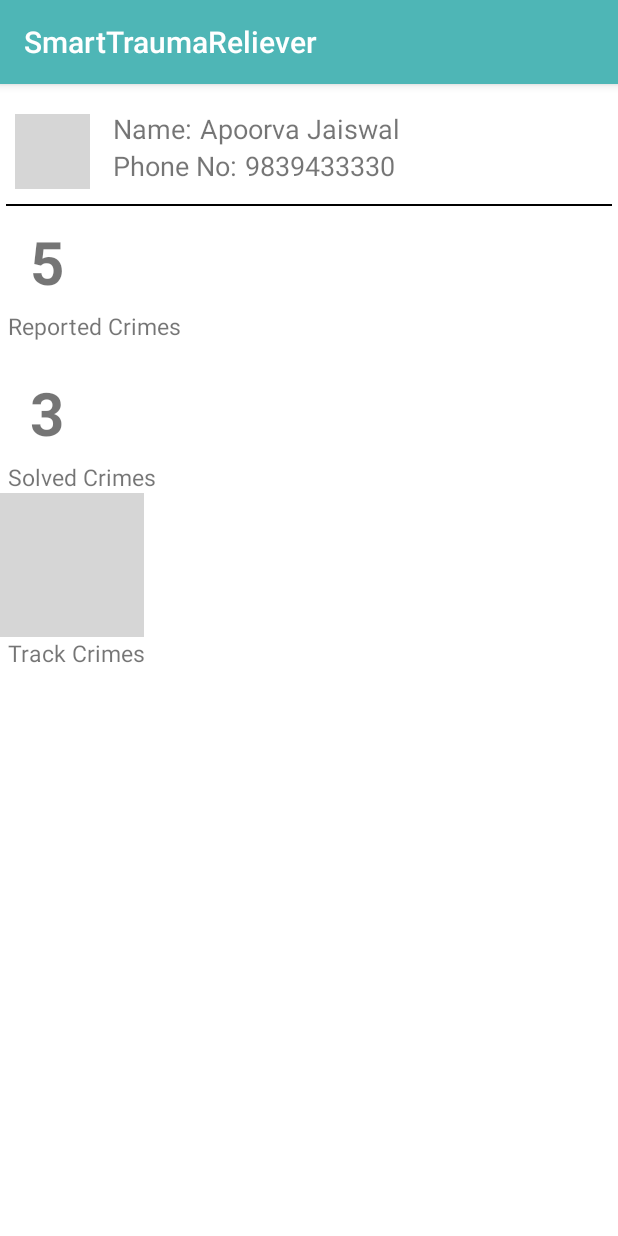
After one commit to ApoorvaJaiswal/SmartTraumaRelieverFlawsome, an Android app: the ProfileActivity screen opened directly, with no data from a screen before it, on a phone screen of 412 x 824 dp. The commit adds this screen. Run offline under Robolectric (Android 15) with nearby library versions, the phone set to English and light mode, and no system bars; grey boxes are pictures that could not be loaded.

Commit message:
ProfileActivity+Layout added. Trigger it from home

```diff
--- a/app/src/main/AndroidManifest.xml
+++ b/app/src/main/AndroidManifest.xml
@@ -16,6 +16,7 @@
                 <category android:name="android.intent.category.LAUNCHER" />
             </intent-filter>
         </activity>
+        <activity android:name=".ProfileActivity"></activity>
     </application>
 
 </manifest>
--- a/app/src/main/java/com/example/jaisa/smarttraumareliever_flawsome/MainActivity.java
+++ b/app/src/main/java/com/example/jaisa/smarttraumareliever_flawsome/MainActivity.java
@@ -1,13 +1,24 @@
 package com.example.jaisa.smarttraumareliever_flawsome;
 
+import android.content.Intent;
 import android.support.v7.app.AppCompatActivity;
 import android.os.Bundle;
+import android.view.View;
+import android.widget.Button;
 
 public class MainActivity extends AppCompatActivity {
-
+Button b;
     @Override
     protected void onCreate(Bundle savedInstanceState) {
         super.onCreate(savedInstanceState);
         setContentView(R.layout.activity_main);
+
+        b= findViewById(R.id.b);
+        b.setOnClickListener(new View.OnClickListener() {
+            @Override
+            public void onClick(View v) {
+                startActivity(new Intent(MainActivity.this,ProfileActivity.class));
+            }
+        });
     }
 }
--- /dev/null
+++ b/app/src/main/java/com/example/jaisa/smarttraumareliever_flawsome/ProfileActivity.java
@@ -0,0 +1,29 @@
+package com.example.jaisa.smarttraumareliever_flawsome;
+
+import android.support.v7.app.AppCompatActivity;
+import android.os.Bundle;
+import android.widget.ImageView;
+import android.widget.TextView;
+
+public class ProfileActivity extends AppCompatActivity {
+    ImageView im1,im2;
+    TextView t1,t2,t3,t4,t5,t6,t7,t8,t9;
+
+    @Override
+    protected void onCreate(Bundle savedInstanceState) {
+        super.onCreate(savedInstanceState);
+        setContentView(R.layout.activity_profile);
+        im1= findViewById(R.id.profileIcon);
+        im2= findViewById(R.id.trackImage);
+        t1= findViewById(R.id.name);
+        t2= findViewById(R.id.nameValue);
+        t3= findViewById(R.id.phone);
+        t4= findViewById(R.id.phoneValue);
+        t5= findViewById(R.id.reportedCrimeNumber);
+        t6= findViewById(R.id.reportedCrimeText);
+        t7= findViewById(R.id.solvedCrimeNumber);
+        t8= findViewById(R.id.solvedCrimeText);
+        t9= findViewById(R.id.trackCrimeText);
+
+    }
+}
--- a/app/src/main/res/layout/activity_main.xml
+++ b/app/src/main/res/layout/activity_main.xml
@@ -6,13 +6,10 @@
     android:layout_height="match_parent"
     tools:context="com.example.jaisa.smarttraumareliever_flawsome.MainActivity">
 
-    <TextView
-        android:layout_width="wrap_content"
-        android:layout_height="wrap_content"
-        android:text="Hello World!"
-        app:layout_constraintBottom_toBottomOf="parent"
-        app:layout_constraintLeft_toLeftOf="parent"
-        app:layout_constraintRight_toRightOf="parent"
-        app:layout_constraintTop_toTopOf="parent" />
+   <Button
+       android:layout_width="wrap_content"
+       android:layout_height="wrap_content"
+       android:text="Next"
+       android:id="@+id/b"/>
 
 </android.support.constraint.ConstraintLayout>
--- /dev/null
+++ b/app/src/main/res/layout/activity_profile.xml
@@ -0,0 +1,132 @@
+<?xml version="1.0" encoding="utf-8"?>
+<LinearLayout android:layout_height="match_parent"
+    android:layout_width="match_parent"
+    xmlns:android="http://schemas.android.com/apk/res/android"
+    android:orientation="vertical"
+    android:background="#ffffff">
+    <LinearLayout
+        android:layout_width="wrap_content"
+        android:layout_height="wrap_content"
+        android:id="@+id/ProfileInfo"
+        android:orientation="horizontal"
+        android:layout_marginBottom="10dp"
+        >
+        <ImageView
+            android:layout_width="50dp"
+            android:layout_height="50dp"
+            android:src="@mipmap/ic_face_black_24dp"
+            android:id="@+id/profileIcon"
+            android:layout_marginLeft="10dp"
+            android:layout_marginTop="20dp"
+            />
+        <LinearLayout
+            android:layout_width="wrap_content"
+            android:layout_height="wrap_content"
+            android:orientation="vertical"
+            android:layout_marginLeft="15dp"
+            android:layout_marginTop="17dp">
+            <LinearLayout
+                android:layout_width="wrap_content"
+                android:layout_height="wrap_content"
+                android:orientation="horizontal">
+            <TextView
+                android:layout_width="wrap_content"
+                android:layout_height="wrap_content"
+                android:id="@+id/name"
+                android:text="Name:"
+                android:fontFamily="Calibri"
+                android:textSize="18dp"/>
+                <TextView
+                    android:layout_width="wrap_content"
+                    android:layout_height="wrap_content"
+                    android:layout_marginLeft="5dp"
+                    android:id="@+id/nameValue"
+                    android:textSize="18dp"
+                    android:fontFamily="Calibri"
+                    android:text="Apoorva Jaiswal"/>
+            </LinearLayout>
+            <LinearLayout
+                android:layout_width="wrap_content"
+                android:layout_height="wrap_content"
+                android:orientation="horizontal">
+            <TextView
+                android:layout_width="wrap_content"
+                android:layout_height="wrap_content"
+                android:id="@+id/phone"
+                android:text="Phone No:"
+                android:fontFamily="Calibri"
+                android:textSize="18dp"/>
+            <TextView
+                    android:layout_width="wrap_content"
+                    android:layout_height="wrap_content"
+                    android:layout_marginLeft="5dp"
+                    android:id="@+id/phoneValue"
+                    android:textSize="18dp"
+                    android:fontFamily="Calibri"
+                    android:text="9839433330"/>
+            </LinearLayout>
+        </LinearLayout>
+
+    </LinearLayout>
+    <EditText
+        android:layout_width="match_parent"
+        android:layout_height="1dp"
+        android:layout_marginLeft="4dp"
+        android:layout_marginRight="4dp"
+        android:background="#000000"/>
+    <LinearLayout
+        android:layout_width="wrap_content"
+        android:layout_height="wrap_content"
+        android:orientation="vertical">
+        <TextView
+            android:layout_width="wrap_content"
+            android:layout_height="wrap_content"
+            android:id="@+id/reportedCrimeNumber"
+            android:textSize="40dp"
+            android:text="5"
+            android:textStyle="bold"
+            android:layout_marginLeft="20dp"
+            android:layout_marginTop="10dp"/>
+        <TextView
+            android:layout_width="wrap_content"
+            android:layout_height="wrap_content"
+            android:id="@+id/reportedCrimeText"
+            android:textSize="15dp"
+            android:text="Reported Crimes"
+            android:layout_marginLeft="5dp"
+            android:layout_marginTop="5dp"/>
+        <TextView
+            android:layout_width="wrap_content"
+            android:layout_height="wrap_content"
+            android:id="@+id/solvedCrimeNumber"
+            android:textSize="40dp"
+            android:text="3"
+            android:textStyle="bold"
+            android:layout_marginLeft="20dp"
+            android:layout_marginTop="20dp"/>
+        <TextView
+            android:layout_width="wrap_content"
+            android:layout_height="wrap_content"
+            android:id="@+id/solvedCrimeText"
+            android:textSize="15dp"
+            android:text="Solved Crimes"
+            android:layout_marginLeft="5dp"
+            android:layout_marginTop="5dp"/>
+
+        <ImageView
+            android:layout_width="wrap_content"
+            android:layout_height="wrap_content"
+            android:src="@drawable/track1"
+            android:id="@+id/trackImage"
+           />
+        <TextView
+            android:layout_width="wrap_content"
+            android:layout_height="wrap_content"
+            android:id="@+id/trackCrimeText"
+            android:textSize="15dp"
+            android:text="Track Crimes"
+            android:layout_marginLeft="5dp"
+            />
+
+    </LinearLayout>
+</LinearLayout>
--- a/app/src/main/res/values/colors.xml
+++ b/app/src/main/res/values/colors.xml
@@ -1,6 +1,6 @@
 <?xml version="1.0" encoding="utf-8"?>
 <resources>
-    <color name="colorPrimary">#3F51B5</color>
-    <color name="colorPrimaryDark">#303F9F</color>
+    <color name="colorPrimary">#4eb6b6</color>
+    <color name="colorPrimaryDark">#accece</color>
     <color name="colorAccent">#FF4081</color>
 </resources>
--- a/app/src/main/res/values/strings.xml
+++ b/app/src/main/res/values/strings.xml
@@ -1,3 +1,3 @@
 <resources>
-    <string name="app_name">SmartTraumaReliever-Flawsome</string>
+    <string name="app_name">SmartTraumaReliever</string>
 </resources>
```
